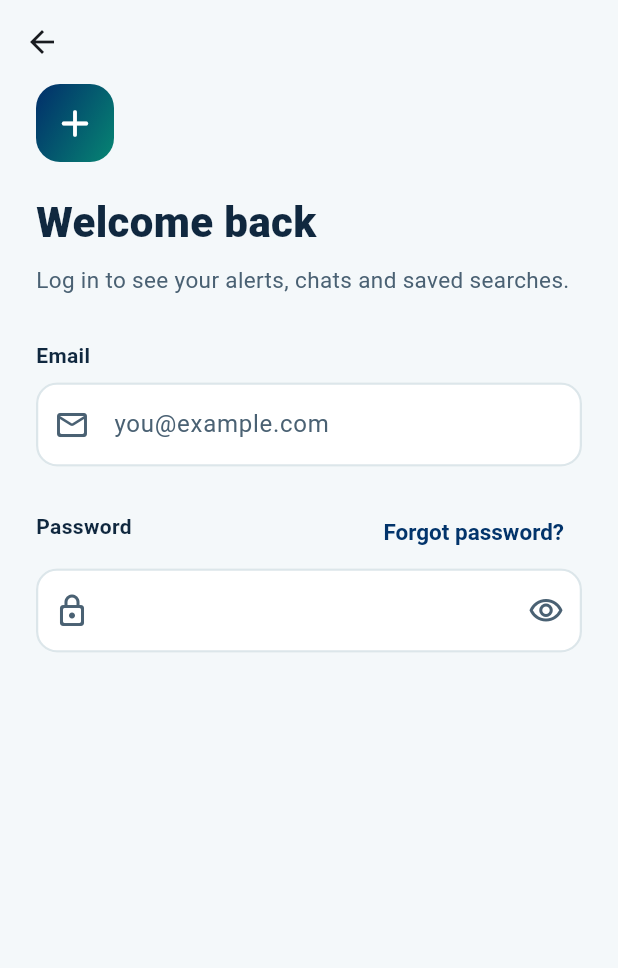
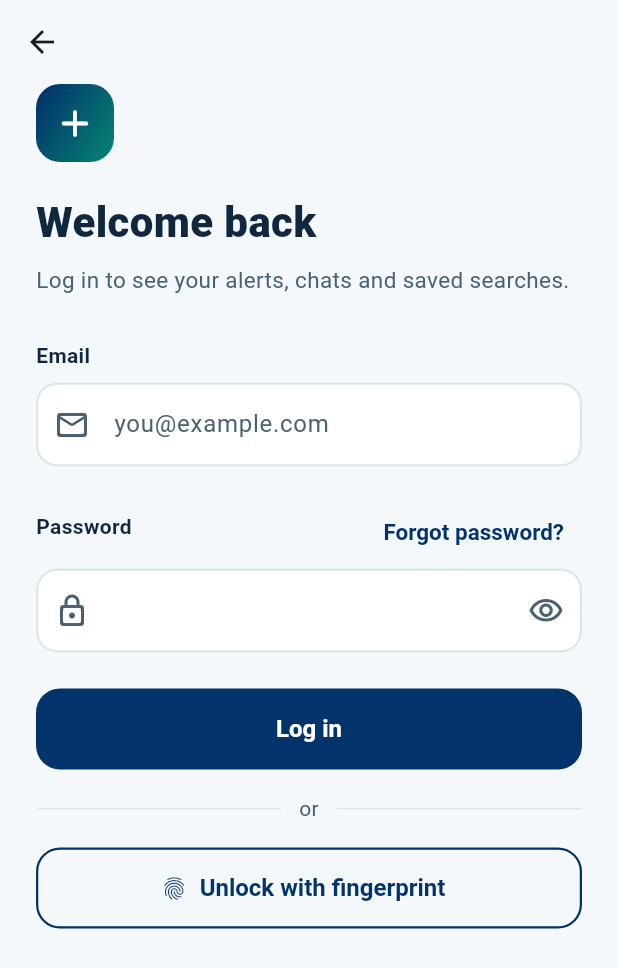
Before and after one commit to MedLinkEG/MedLink, a Flutter app: the LoginScreen screen opened directly, on a phone screen of 412 x 824 dp. Shown: the top 968 px of the screen. Run offline on Flutter 3.47's test engine with Material 3 defaults, Android fonts, the phone set to English and light mode, and no system bars; our stand-ins replace dio, flutter_riverpod, flutter_secure_storage, go_router, shared_preferences; accounts and stored records are empty.

Commit message:
feat(auth-login): add log in and fingerprint buttons

```diff
--- a/mobile/lib/features/auth/presentation/screens/login_screen.dart
+++ b/mobile/lib/features/auth/presentation/screens/login_screen.dart
@@ -5,7 +5,6 @@ import 'package:medlink/core/theme/app_sizes.dart';
 import 'package:medlink/core/theme/app_text_styles.dart';
 import 'package:medlink/core/utils/validators.dart';
 import 'package:medlink/l10n/generated/app_localizations.dart';
-
 
 class LoginScreen extends StatefulWidget {
   const LoginScreen({super.key});
@@ -27,6 +26,11 @@ class _LoginScreenState extends State<LoginScreen> {
     super.dispose();
   }
 
+  void _logIn() {
+    final isValid = _formKey.currentState?.validate() ?? false;
+    if (!isValid) return;
+  }
+
   String? _validateEmail(String? value, AppLocalizations l10n) {
     final email = value?.trim() ?? '';
     if (email.isEmpty) return l10n.emailRequired;
@@ -44,7 +48,7 @@ class _LoginScreenState extends State<LoginScreen> {
     final l10n = AppLocalizations.of(context);
 
     return Scaffold(
-      // Shows a back arrow automatically when opened from Welcome.
+
       appBar: AppBar(
         backgroundColor: AppColors.background,
         scrolledUnderElevation: 0,
@@ -94,7 +98,7 @@ class _LoginScreenState extends State<LoginScreen> {
                   children: [
                     Expanded(child: _FieldLabel(l10n.passwordLabel)),
                     TextButton(
-                      onPressed: () {}, // TODO(team): open Forgot password.
+                      onPressed: () {},
                       child: Text(l10n.forgotPassword),
                     ),
                   ],
@@ -104,6 +108,7 @@ class _LoginScreenState extends State<LoginScreen> {
                   obscureText: _hidePassword,
                   textInputAction: TextInputAction.done,
                   autofillHints: const [AutofillHints.password],
+                  onFieldSubmitted: (_) => _logIn(),
                   decoration: InputDecoration(
                     prefixIcon: const Icon(AppIcons.lock),
                     suffixIcon: IconButton(
@@ -122,6 +127,21 @@ class _LoginScreenState extends State<LoginScreen> {
                   validator: (value) => _validatePassword(value, l10n),
                 ),
                 const SizedBox(height: AppSpacing.xxl),
+
+
+                FilledButton(
+                  onPressed: _logIn,
+                  child: Text(l10n.logIn),
+                ),
+                const SizedBox(height: AppSpacing.lg),
+
+                _OrDivider(label: l10n.orDivider),
+                const SizedBox(height: AppSpacing.lg),
+                OutlinedButton.icon(
+                  onPressed: () {},
+                  icon: const Icon(AppIcons.fingerprint),
+                  label: Text(l10n.unlockWithFingerprint),
+                ),
               ],
             ),
           ),
@@ -131,7 +151,6 @@ class _LoginScreenState extends State<LoginScreen> {
   }
 }
 
-/// The brand tile at the top: a white plus on the navy-to-teal gradient.
 class _LogoTile extends StatelessWidget {
   const _LogoTile();
 
@@ -167,3 +186,24 @@ class _FieldLabel extends StatelessWidget {
     );
   }
 }
+
+/// A thin line, a word ("or"), then another thin line.
+class _OrDivider extends StatelessWidget {
+  const _OrDivider({required this.label});
+
+  final String label;
+
+  @override
+  Widget build(BuildContext context) {
+    return Row(
+      children: [
+        const Expanded(child: Divider()),
+        Padding(
+          padding: const EdgeInsets.symmetric(horizontal: AppSpacing.md),
+          child: Text(label, style: AppTextStyles.muted),
+        ),
+        const Expanded(child: Divider()),
+      ],
+    );
+  }
+}
```
